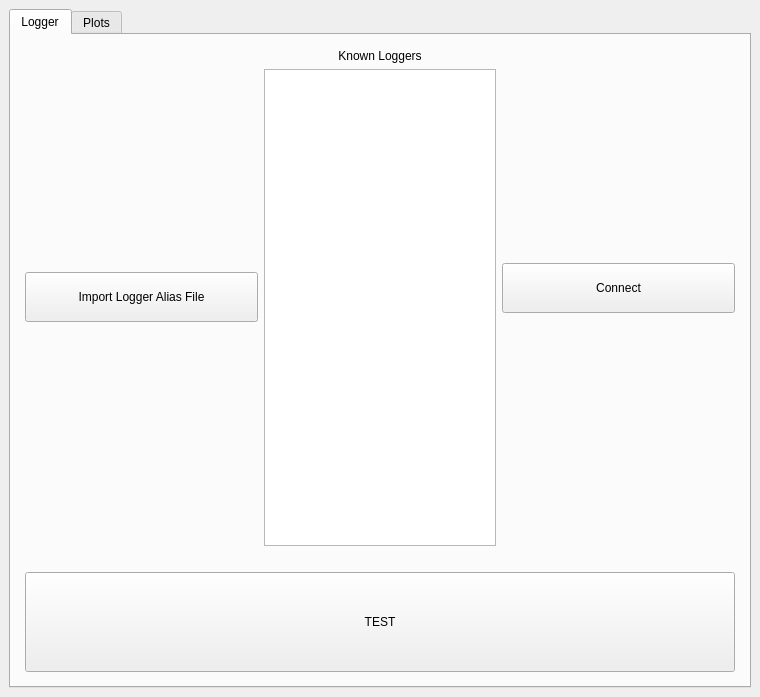
Old version of the form bix/gui/gui.ui in the repository LowellInstruments/bix.
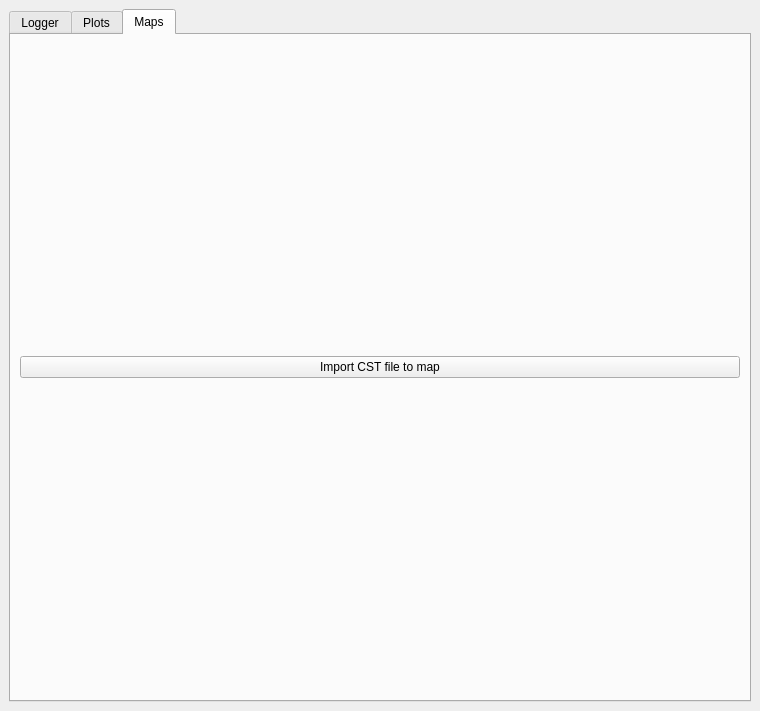
New version of the form.

Patch:
```diff
--- a/bix/gui/gui.ui
+++ b/bix/gui/gui.ui
@@ -7,7 +7,7 @@
     <x>0</x>
     <y>0</y>
     <width>760</width>
-    <height>697</height>
+    <height>711</height>
    </rect>
   </property>
   <property name="windowTitle">
@@ -18,7 +18,7 @@
     <item>
      <widget class="QTabWidget" name="tabs">
       <property name="currentIndex">
-       <number>0</number>
+       <number>2</number>
       </property>
       <widget class="QWidget" name="laytab">
        <attribute name="title">
@@ -787,6 +787,24 @@
         </item>
        </layout>
       </widget>
+      <widget class="QWidget" name="tab_maps">
+       <attribute name="title">
+        <string>Maps</string>
+       </attribute>
+       <layout class="QHBoxLayout" name="horizontalLayout_7">
+        <item>
+         <layout class="QVBoxLayout" name="lay_maps">
+          <item>
+           <widget class="QPushButton" name="btn_map">
+            <property name="text">
+             <string>Import CST file to map</string>
+            </property>
+           </widget>
+          </item>
+         </layout>
+        </item>
+       </layout>
+      </widget>
      </widget>
     </item>
    </layout>
```
Left out of the diff: 2 changed lines with no effect on the pictures.
